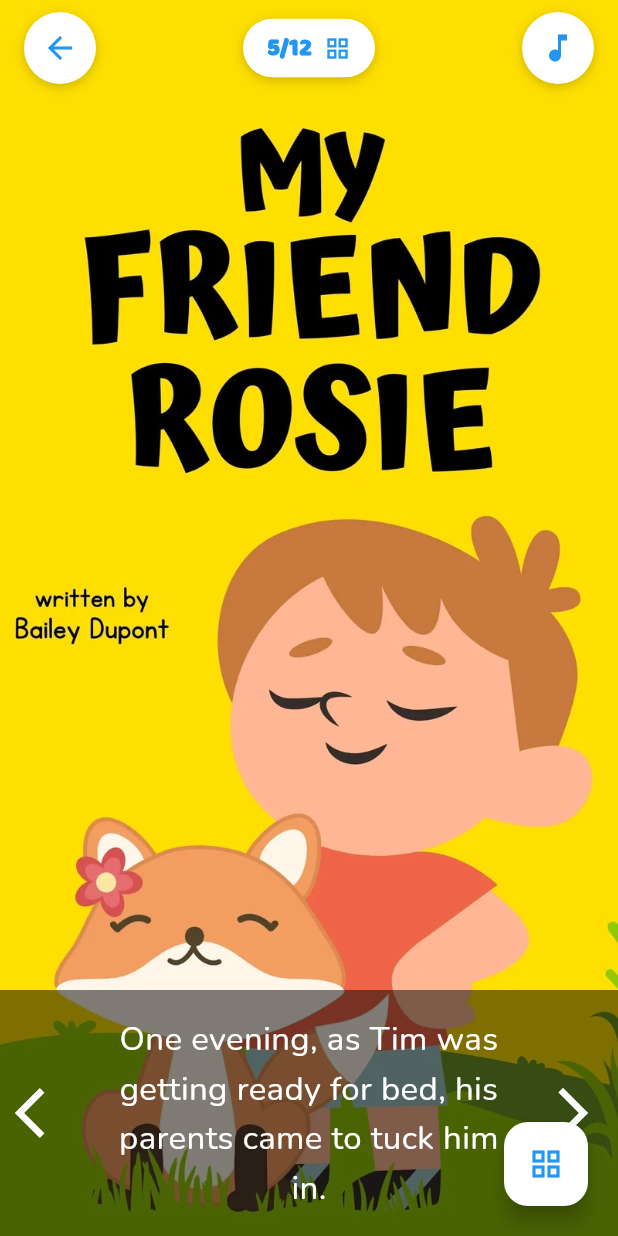
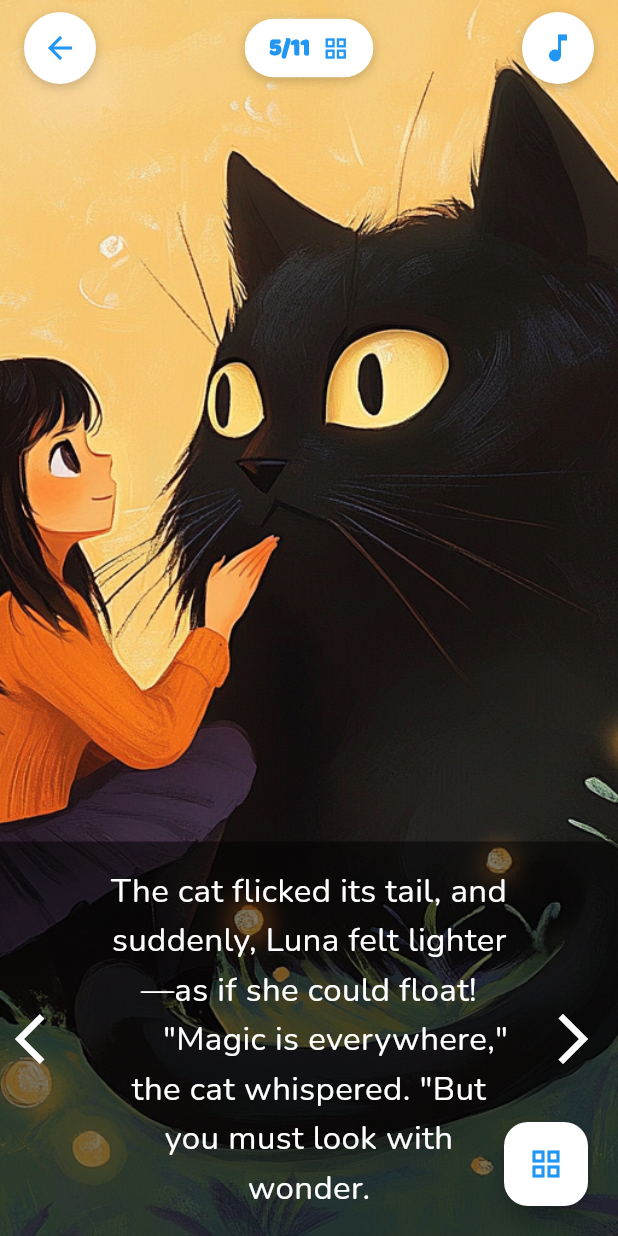
Before and after one commit to uziwuzzy/storybook, a Flutter app: the BookReaderScreen screen opened by its route, swiped to page 5, on a phone screen of 412 x 824 dp. Run offline on Flutter 3.47's test engine with Material 3 defaults, Android fonts, the phone set to English and light mode, and no system bars; our stand-ins replace audioplayers, flutter_secure_storage, flutter_svg, get; accounts and stored records are empty.

Commit message:
feat: add luna story

```diff
--- a/lib/controllers/book_reader_controller.dart
+++ b/lib/controllers/book_reader_controller.dart
@@ -7,7 +7,6 @@ import "package:storybook/widgets/book_ending/book_ending_overlay.dart";
 class BookReaderController extends GetxController {
   // Page control
   final RxInt currentPage = 0.obs;
-  late final PageController pageController;
   final RxBool showEndingOverlay = false.obs;
 
   // Audio control
@@ -34,63 +33,67 @@ class BookReaderController extends GetxController {
   // Sample pages for the book
   final List<BookPage> pages = [
     BookPage(
-      content: "In an ordinary town, in an ordinary family...",
-      imageUrl: "assets/images/gambar1.png",
+      content: "One sunny morning, Luna, a curious girl with a big imagination, set off on an adventure. She loved exploring, but today felt different. The wind whispered her name, and the flowers swayed as if inviting her somewhere special.",
+      imageUrl: "assets/images/luna_1.png",
     ),
     BookPage(
-      content: "There lived a boy named Tim with his parents and his cat Whiskers.",
-      imageUrl: "assets/images/gambar2.png",
+      content: """As Luna walked through the golden fields, she saw something incredible—a giant giraffe with deep purple spots, resting like a lazy cloud.
+
+"Where are you going?" the giraffe asked with a smile.
+
+"I'm not sure," Luna said, "but I want to find something magical."
+
+"Hop on," the giraffe said, kneeling down.""",
+      imageUrl: "assets/images/luna_2.png",
     ),
     BookPage(
-      content: "Whiskers was an extraordinary cat with bright orange fur.",
-      imageUrl: "assets/images/gambar3.png",
+      content: "Luna climbed onto the giraffe's back, and off they went—running through fields that turned into rivers of stars! The clouds swirled into shapes, and the sun painted golden patterns in the sky.",
+      imageUrl: "assets/images/luna_3.png",
     ),
     BookPage(
-      content: "Every night, Whiskers would curl up on Tim's bed, purring softly.",
-      imageUrl: "assets/images/gambar4.png",
+      content: """They arrived at a hidden meadow where a gigantic black cat was stretched out like a fluffy mountain. Its big, glowing eyes blinked slowly.
+      "You seek magic?" the cat purred.""",
+      imageUrl: "assets/images/luna_4.png",
     ),
     BookPage(
-      content: "One evening, as Tim was getting ready for bed, his parents came to tuck him in.",
-      imageUrl: "assets/images/gambar1.png", // Repeated for demo purposes
+      content: """The cat flicked its tail, and suddenly, Luna felt lighter—as if she could float!
+      "Magic is everywhere," the cat whispered. "But you must look with wonder.""",
+      imageUrl: "assets/images/luna_5.png", // Repeated for demo purposes
     ),
     BookPage(
-      content: "Whiskers jumped onto the bed with a toy mouse in his mouth.",
-      imageUrl: "assets/images/gambar2.png", // Repeated for demo purposes
+      content: """Luna stepped off the giraffe and twirled through the meadow. Tiny golden fireflies danced around her, forming patterns in the air—stars, moons, and swirling galaxies!""",
+      imageUrl: "assets/images/luna_6.png", // Repeated for demo purposes
     ),
     BookPage(
-      content: "Tim giggled as Whiskers chased the toy around the room.",
-      imageUrl: "assets/images/gambar3.png", // Repeated for demo purposes
+      content: """As she danced, a hidden door appeared in a tree, glowing softly.
+    "What’s inside?" she wondered.
+    "The answer to your heart’s biggest question," the cat said.""",
+      imageUrl: "assets/images/luna_7.png", // Repeated for demo purposes
     ),
     BookPage(
-      content: "His parents smiled, kissed Tim goodnight, and turned off the lights.",
-      imageUrl: "assets/images/gambar4.png", // Repeated for demo purposes
+      content: """Inside, Luna saw mirrors reflecting her adventures—the giraffe’s kindness, the cat’s wisdom, and the wonder of the world.
+She gasped. The magic wasn’t a place—it was within her all along!""",
+      imageUrl: "assets/images/luna_8.png", // Repeated for demo purposes
     ),
     BookPage(
-      content: "But Whiskers wasn't ready to sleep yet. He had a special talent.",
-      imageUrl: "assets/images/gambar1.png", // Repeated for demo purposes
+      content: """Luna stepped out of the tree, feeling different. She hugged the giraffe’s long neck and scratched behind the cat’s ears.
+"Thank you," she whispered.""",
+      imageUrl: "assets/images/luna_9.png", // Repeated for demo purposes
     ),
     BookPage(
-      content: "As the moonlight filtered through the window, something magical began to happen.",
-      imageUrl: "assets/images/gambar2.png", // Repeated for demo purposes
+      content: """As she walked home, the world looked brighter—the grass whispered secrets, the wind hummed songs, and the stars blinked just for her.
+She had found what she was looking for: magic was everywhere, as long as she believed.""",
+      imageUrl: "assets/images/luna_10.png", // Repeated for demo purposes
     ),
     BookPage(
       content: "Whiskers started to glow with a soft blue light, his eyes twinkling like stars.",
       imageUrl: "assets/images/gambar3.png", // Repeated for demo purposes
-    ),
-    BookPage(
-      content: "And that night, Whiskers took Tim on an adventure beyond his wildest dreams...",
-      imageUrl: "assets/images/gambar4.png", // Repeated for demo purposes
-    ),
+    )
   ];
 
   @override
   void onInit() {
     super.onInit();
-    // Initialize PageController
-    pageController = PageController();
-
-    // Start background music
-    _initBackgroundMusic();
 
     // Set up audio player listeners
     audioPlayer.onPlayerStateChanged.listen((state) {
@@ -122,6 +125,9 @@ class BookReaderController extends GetxController {
         backgroundMusicPlayer.pause();
       }
     });
+
+    // Initialize background music
+    _initBackgroundMusic();
   }
 
   void _initBackgroundMusic() async {
@@ -136,8 +142,6 @@ class BookReaderController extends GetxController {
 
   @override
   void onClose() {
-    // Critical fix: properly dispose of the PageController
-    pageController.dispose();
     audioPlayer.dispose();
     backgroundMusicPlayer.dispose();
     super.onClose();
@@ -164,15 +168,7 @@ class BookReaderController extends GetxController {
 
     if (currentPage.value < pages.length - 1) {
       // Move to next page
-      int nextPageIndex = currentPage.value + 1;
-      currentPage.value = nextPageIndex;
-
-      // Animate to that page
-      pageController.animateToPage(
-        nextPageIndex,
-        duration: const Duration(milliseconds: 500),
-        curve: Curves.easeInOut,
-      );
+      updatePage(currentPage.value + 1);
     } else {
       // We're at the last page, show ending
       print('Showing ending overlay');
@@ -182,14 +178,7 @@ class BookReaderController extends GetxController {
 
   void previousPage() {
     if (currentPage.value > 0) {
-      int prevPageIndex = currentPage.value - 1;
-      currentPage.value = prevPageIndex;
-
-      pageController.animateToPage(
-        prevPageIndex,
-        duration: const Duration(milliseconds: 500),
-        curve: Curves.easeInOut,
-      );
+      updatePage(currentPage.value - 1);
     }
   }
 
@@ -218,12 +207,7 @@ class BookReaderController extends GetxController {
 
   void restartBook() {
     // Reset to the first page
-    currentPage.value = 0;
-    pageController.animateToPage(
-      0,
-      duration: const Duration(milliseconds: 500),
-      curve: Curves.easeInOut,
-    );
+    updatePage(0);
   }
 
   void togglePlayPause() {
--- a/lib/controllers/home_controller.dart
+++ b/lib/controllers/home_controller.dart
@@ -19,9 +19,9 @@ class HomeController extends GetxController {
   void loadMockBooks() {
     books.assignAll([
       Book(
-        title: 'The Magic Tree',
+        title: 'Title: The Girl and the Giant Friends',
         author: 'Ella Story',
-        thumbnailUrl: 'assets/images/gambar1.png',
+        thumbnailUrl: 'assets/images/luna_title.png',
         category: 'Adventure',
       ),
       Book(
--- a/lib/views/book_reader/book_reader_screen.dart
+++ b/lib/views/book_reader/book_reader_screen.dart
@@ -2,13 +2,13 @@ import "package:flutter/material.dart";
 import "package:get/get.dart";
 import "package:storybook/controllers/book_reader_controller.dart";
 import "package:storybook/widgets/book_reader/thumbnails_grid.dart";
-import "package:storybook/widgets/book_reader/book_page_widget.dart";
+import "package:storybook/widgets/book_reader/book_page_view.dart";
 import "package:storybook/widgets/book_reader/book_header.dart";
 import "package:storybook/widgets/book_reader/recording_overlay.dart";
 import "package:storybook/widgets/book_reader/audio_progress_bar.dart";
 
 class BookReaderScreen extends StatelessWidget {
-  BookReaderScreen({Key? key}) : super(key: key);
+  const BookReaderScreen({Key? key}) : super(key: key);
 
   @override
   Widget build(BuildContext context) {
@@ -50,16 +50,9 @@ class BookReaderScreen extends StatelessWidget {
     return Stack(
       children: [
         // Main content - page view
-        PageView.builder(
-          controller: controller.pageController,
-          itemCount: controller.totalPages,
-          onPageChanged: (index) => controller.updatePage(index),
-          physics: const ClampingScrollPhysics(), // Prevent multi-page scrolling
-          itemBuilder: (context, index) => BookPageWidget(
-            page: controller.pages[index],
-            isListening: isListening,
-            isRecording: isRecording && controller.isRecording.value,
-          ),
+        BookPageView(
+          isListening: isListening,
+          isRecording: isRecording,
         ),
 
         // Header at the top
--- a/lib/widgets/book_reader/book_page_view.dart
+++ b/lib/widgets/book_reader/book_page_view.dart
@@ -1,28 +1,92 @@
-import 'package:flutter/material.dart';
-import 'package:get/get.dart';
-import 'package:storybook/controllers/book_reader_controller.dart';
-import 'package:storybook/widgets/book_reader/book_page_widget.dart';
+import "package:flutter/material.dart";
+import "package:get/get.dart";
+import "package:storybook/controllers/book_reader_controller.dart";
+import "package:storybook/widgets/book_reader/book_page_widget.dart";
 
-class BookPageView extends StatelessWidget {
+class BookPageView extends StatefulWidget {
   final bool isListening;
   final bool isRecording;
-  final BookReaderController controller = Get.find<BookReaderController>();
 
-  BookPageView({
+  const BookPageView({
     Key? key,
     this.isListening = false,
     this.isRecording = false,
   }) : super(key: key);
 
   @override
+  State<BookPageView> createState() => _BookPageViewState();
+}
+
+class _BookPageViewState extends State<BookPageView> with AutomaticKeepAliveClientMixin {
+  final BookReaderController controller = Get.find<BookReaderController>();
+  PageController? _pageController;
+
+  @override
+  void initState() {
+    super.initState();
+    // Create the PageController here in initState
+    _pageController = PageController(initialPage: controller.currentPage.value);
+
+    // Listen for changes to the current page and update the controller's value
+    _pageController!.addListener(_updateControllerPage);
+  }
+
+  void _updateControllerPage() {
+    if (_pageController != null &&
+        _pageController!.positions.isNotEmpty &&
+        _pageController!.page != null) {
+      final currentPage = _pageController!.page!.round();
+      if (currentPage != controller.currentPage.value) {
+        controller.updatePage(currentPage);
+      }
+    }
+  }
+
+  @override
+  void dispose() {
+    // Properly remove listener and dispose of PageController
+    _pageController?.removeListener(_updateControllerPage);
+    _pageController?.dispose();
+    _pageController = null;
+    super.dispose();
+  }
+
+  @override
   Widget build(BuildContext context) {
+    super.build(context);
+
+    // Set up listener in build method for current page
+    // This is safer than using Obx for PageController animations
+    final currentPage = controller.currentPage.value;
+
+    // If the controller page changed from elsewhere, animate to it
+    if (_pageController != null &&
+        _pageController!.hasClients &&
+        currentPage != _pageController!.page?.round()) {
+      // Schedule animation after the current build is complete
+      WidgetsBinding.instance.addPostFrameCallback((_) {
+        if (mounted && _pageController != null && _pageController!.hasClients) {
+          _pageController!.animateToPage(
+            currentPage,
+            duration: const Duration(milliseconds: 300),
+            curve: Curves.easeInOut,
+          );
+        }
+      });
+    }
+
     return PageView.builder(
-      controller: controller.pageController,
+      controller: _pageController,
       itemCount: controller.totalPages,
-      onPageChanged: (index) => controller.updatePage(index),
-      itemBuilder: (context, index) => BookPageWidget(
+      physics: const ClampingScrollPhysics(), // Prevent multi-page scrolling
+      itemBuilder: (context, index) => Obx(() => BookPageWidget(
         page: controller.pages[index],
-      ),
+        isListening: widget.isListening,
+        isRecording: widget.isRecording && controller.isRecording.value,
+      )),
     );
   }
+
+  @override
+  bool get wantKeepAlive => true;
 }
```
Also changed, not shown: assets/images/luna_1.png (added), assets/images/luna_10.png (added), assets/images/luna_2.png (added), assets/images/luna_3.png (added), assets/images/luna_4.png (added), assets/images/luna_5.png (added), assets/images/luna_6.png (added), 2 other files.
